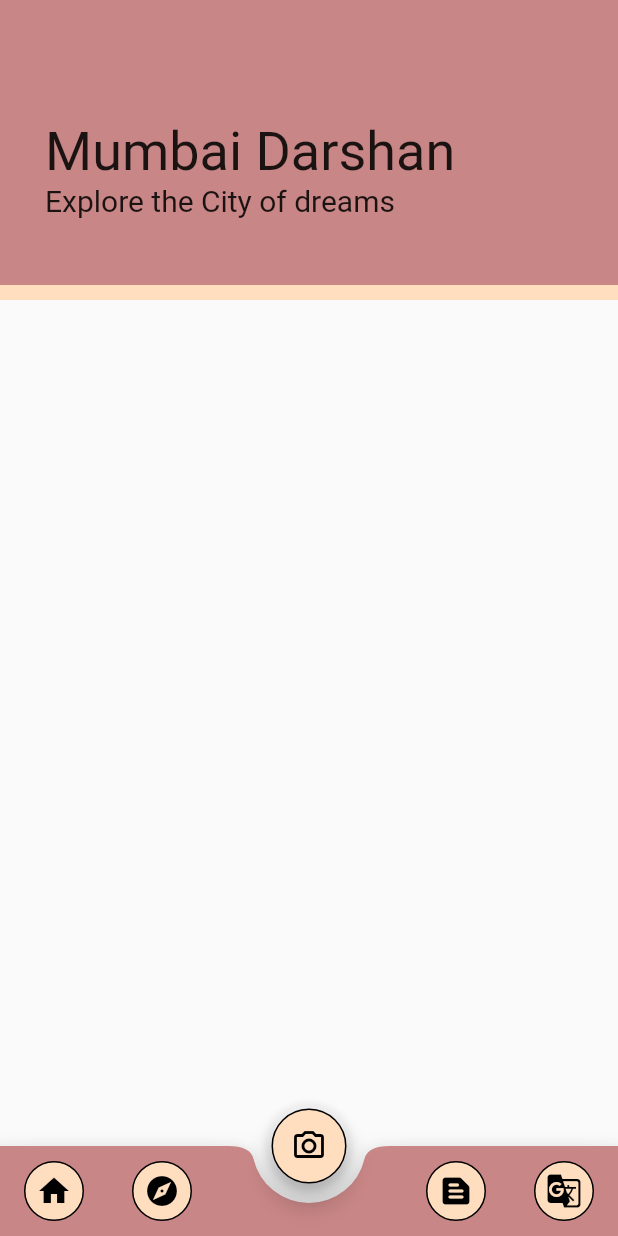
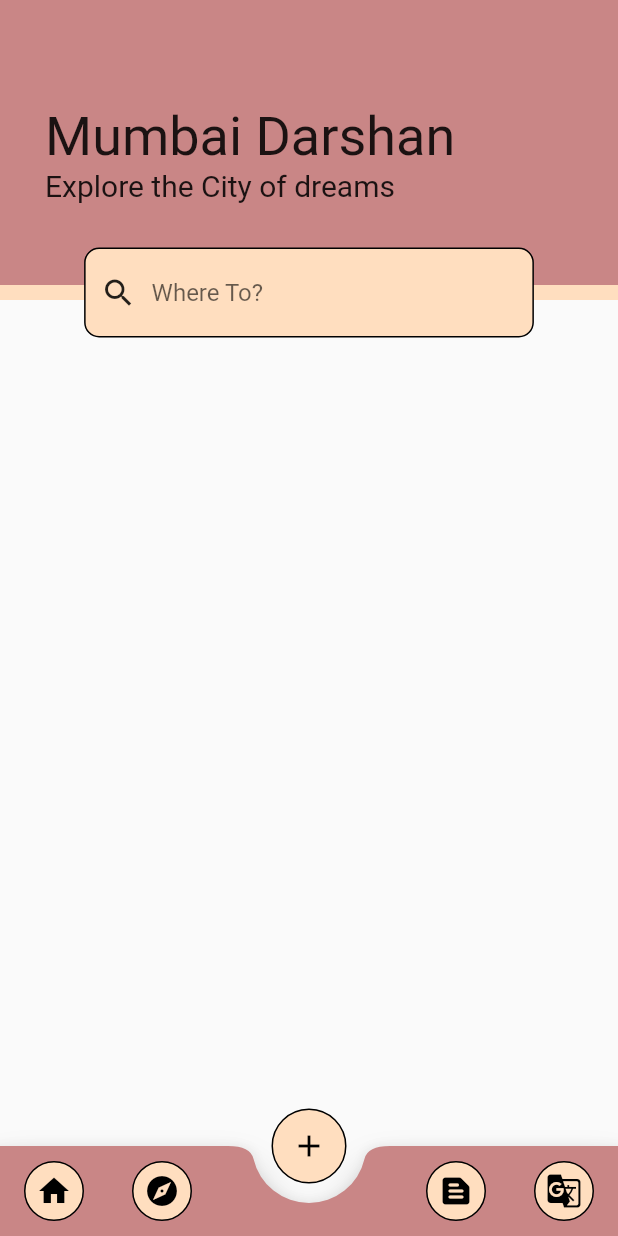
Before and after one commit to ssharanyab/mumbai-darshan, a Flutter app: the screen it shows after launch, on a phone screen of 412 x 824 dp. Run offline on Flutter 3.47's test engine with Material 2 defaults, Android fonts, the phone set to English and light mode, and no system bars.

Commit message:
ui improved

```diff
--- a/lib/home.dart
+++ b/lib/home.dart
@@ -32,6 +32,7 @@ class _HomeState extends State<Home> {
       ),
       floatingActionButton: FloatingActionButton(
         backgroundColor: Colors.transparent,
+        elevation: 0,
         child: Container(
           height: 50,
           width: 50,
@@ -40,13 +41,15 @@ class _HomeState extends State<Home> {
               color: Color(0xffFFDEBF),
               border: Border.all()),
           child: const Icon(
-            Icons.camera_alt_outlined,
+            Icons.add,
             color: Colors.black,
           ),
         ),
         onPressed: () => {},
       ),
-      floatingActionButtonLocation: FloatingActionButtonLocation.centerDocked,
+      floatingActionButtonLocation:
+          FloatingActionButtonLocation.miniCenterDocked,
+      resizeToAvoidBottomInset: false,
       bottomNavigationBar: BottomAppBar(
         color: Color(0xffC98686),
         shape: CircularNotchedRectangle(),
--- a/lib/pages/dashboard.dart
+++ b/lib/pages/dashboard.dart
@@ -18,9 +18,22 @@ class _DashboardState extends State<Dashboard> {
     double width = MediaQuery.of(context).size.width;
     return SafeArea(
       child: Scaffold(
-        appBar: AppBar(
-          toolbarHeight: 200,
-          flexibleSpace: Container(
+        body: Stack(
+          children: [
+            Positioned(
+              top: 0,
+              child: Container(
+                width: width,
+                height: 200,
+                decoration: BoxDecoration(
+                  color: Color(0xffC98686),
+                  border: Border(
+                    bottom: BorderSide(
+                      color: Color(0xffFFDEBF),
+                      width: 10,
+                    ),
+                  ),
+                ),
                 alignment: Alignment.bottomLeft,
                 child: Padding(
                   padding: const EdgeInsets.only(
@@ -30,7 +43,7 @@ class _DashboardState extends State<Dashboard> {
                   child: Column(
                     mainAxisAlignment: MainAxisAlignment.end,
                     crossAxisAlignment: CrossAxisAlignment.start,
-                children: [
+                    children: const [
                       Text(
                         'Mumbai Darshan',
                         style: TextStyle(
@@ -45,16 +58,47 @@ class _DashboardState extends State<Dashboard> {
                   ),
                 ),
               ),
-          backgroundColor: Color(0xffC98686),
-          elevation: 0,
-          shape: Border(
-            bottom: BorderSide(
+            ),
+            Positioned(
+              top: 165,
+              left: 49 / 360 * width,
+              right: 49 / 360 * width,
+              child: Container(
+                width: 262,
+                height: 60,
+                decoration: BoxDecoration(
                   color: Color(0xffFFDEBF),
-              width: 10,
+                  borderRadius: BorderRadius.circular(10),
+                  border: Border.all(
+                    color: Colors.black,
+                  ),
+                ),
+                child: Padding(
+                  padding: const EdgeInsets.only(left: 10.0),
+                  child: Row(
+                    children: [
+                      Icon(Icons.search),
+                      Container(
+                        width: 200,
+                        padding: EdgeInsets.only(left: 10),
+                        child: TextField(
+                          decoration: InputDecoration(
+                            hintText: 'Where To?',
+                            border: InputBorder.none,
+                            focusedBorder: InputBorder.none,
+                            enabledBorder: InputBorder.none,
+                            errorBorder: InputBorder.none,
+                            disabledBorder: InputBorder.none,
                           ),
                         ),
                       ),
-        body: Container(),
+                    ],
+                  ),
+                ),
+              ),
+            )
+          ],
+        ),
       ),
     );
   }
```
Lines whose indentation alone changed are shown as unchanged.
